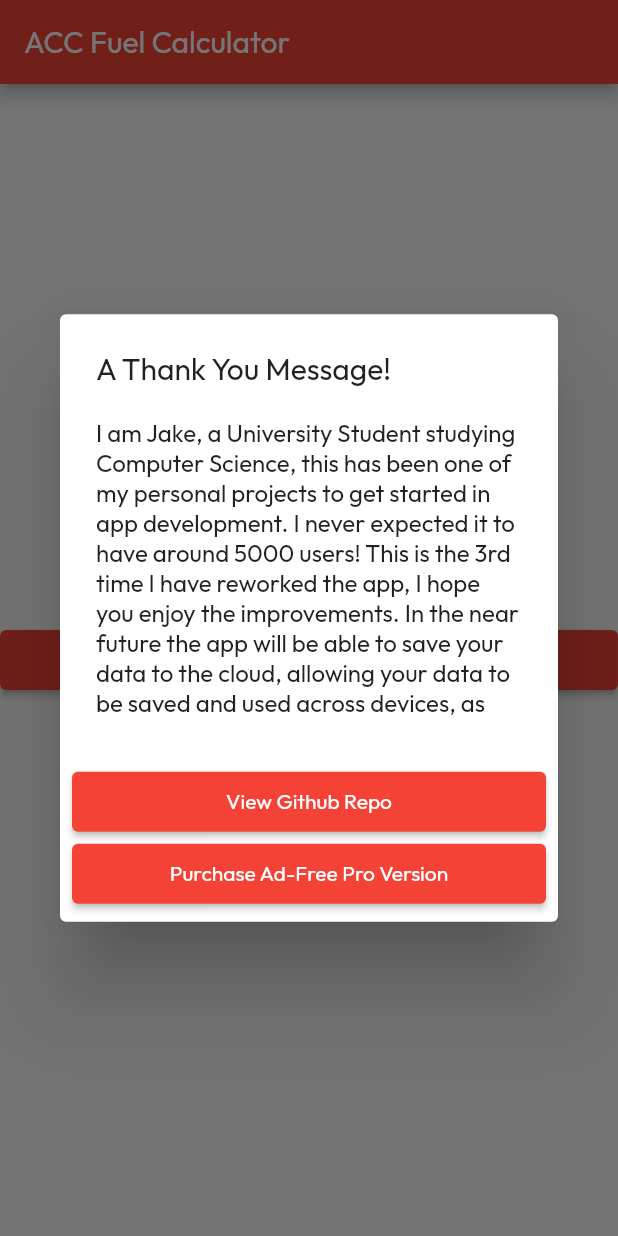
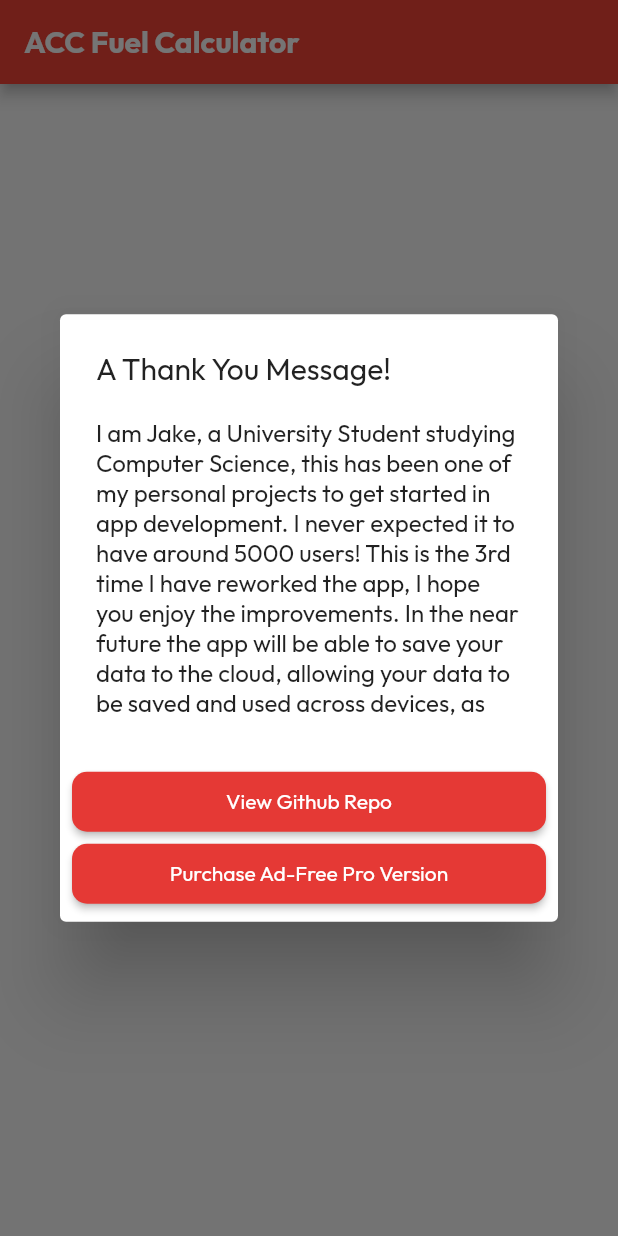
Before and after one commit to IntuitionLabsDevelopment/acc_fuel_app_flutter, a Flutter app: the screen it shows after launch, on a phone screen of 412 x 824 dp. Run offline on Flutter 3.47's test engine with Material 2 defaults, Android fonts, the phone set to English and light mode, and no system bars; our stand-ins replace in_app_review, shared_preferences.

Commit message:
Button themes

```diff
--- a/lib/config/dark_theme.dart
+++ b/lib/config/dark_theme.dart
@@ -1,3 +1,4 @@
+import 'package:acc_fuel_app_flutter/utils/ui/button_styles.dart';
 import 'package:flutter/material.dart';
 
 ThemeData darkTheme = ThemeData(
@@ -5,4 +6,6 @@ ThemeData darkTheme = ThemeData(
   primaryColor: Colors.red[700],
   primarySwatch: Colors.red,
   fontFamily: 'Outfit',
+  elevatedButtonTheme: ElevatedButtonThemeData(style: raisedButtonStyleDark),
+  outlinedButtonTheme: OutlinedButtonThemeData(style: outlinedButtonStyleDark),
 );
--- a/lib/config/light_theme.dart
+++ b/lib/config/light_theme.dart
@@ -1,3 +1,4 @@
+import 'package:acc_fuel_app_flutter/utils/ui/button_styles.dart';
 import 'package:flutter/material.dart';
 
 ThemeData lightTheme = ThemeData(
@@ -5,4 +6,6 @@ ThemeData lightTheme = ThemeData(
   primaryColor: Colors.red[600],
   primarySwatch: Colors.red,
   fontFamily: 'Outfit',
+  elevatedButtonTheme: ElevatedButtonThemeData(style: raisedButtonStyleLight),
+  outlinedButtonTheme: OutlinedButtonThemeData(style: outlinedButtonStyleLight),
 );
--- a/lib/main.dart
+++ b/lib/main.dart
@@ -50,15 +50,21 @@ class _MyHomePageState extends State<MyHomePage> {
   Widget build(BuildContext context) {
     return Scaffold(
         appBar: AppBar(
-          title: Text(widget.title),
+          title: Text(
+            widget.title,
+            style: const TextStyle(fontWeight: FontWeight.bold),
+          ),
         ),
         body: Center(
           child: Column(
             mainAxisAlignment: MainAxisAlignment.center,
             crossAxisAlignment: CrossAxisAlignment.center,
             children: [
-              fullWidthElevatedButton(
-                  onPressed: () {}, child: const Text('AHHHH'))
+              OutlinedButton.icon(
+                onPressed: () {},
+                icon: const Icon(Icons.save),
+                label: const Text('Save'),
+              )
             ],
           ),
         ));
```
Also changed, not shown: lib/utils/ui/button_styles.dart (added, +37 -0 lines).
